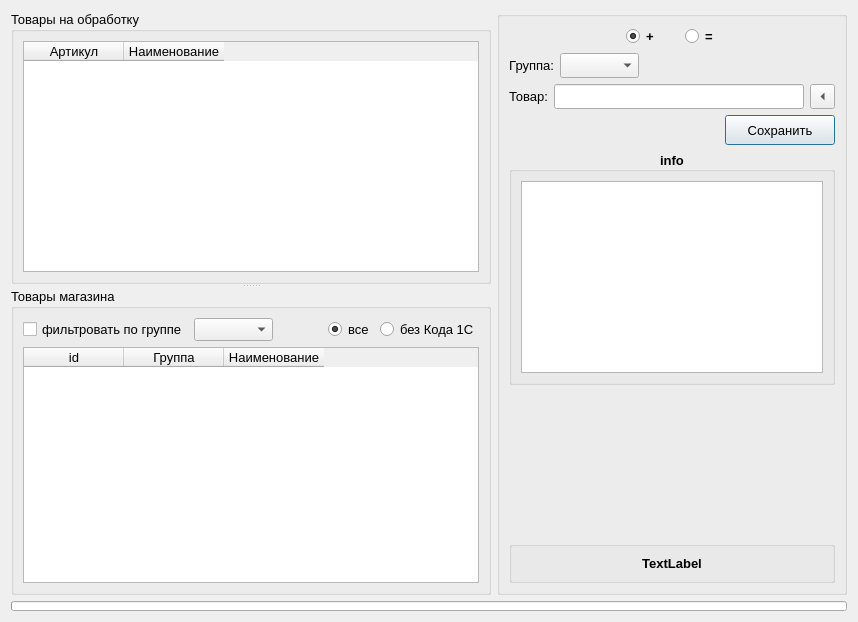
Qt form ocMeridia/product_form.ui (Skyrim78/ocMeridia) before a commit.
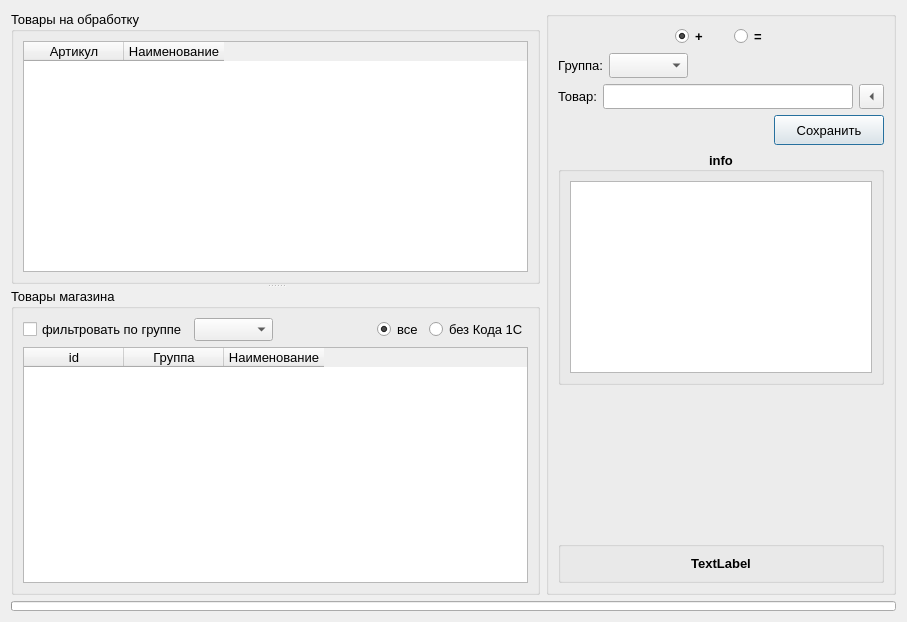
The same form after that commit.

```diff
--- a/ocMeridia/product_form.ui
+++ b/ocMeridia/product_form.ui
@@ -6,7 +6,7 @@
    <rect>
     <x>0</x>
     <y>0</y>
-    <width>858</width>
+    <width>907</width>
     <height>622</height>
    </rect>
   </property>
@@ -324,6 +324,9 @@
               <property name="alignment">
                <set>Qt::AlignLeading|Qt::AlignLeft|Qt::AlignVCenter</set>
               </property>
+              <property name="clearButtonEnabled">
+               <bool>false</bool>
+              </property>
              </widget>
             </item>
             <item>
```
